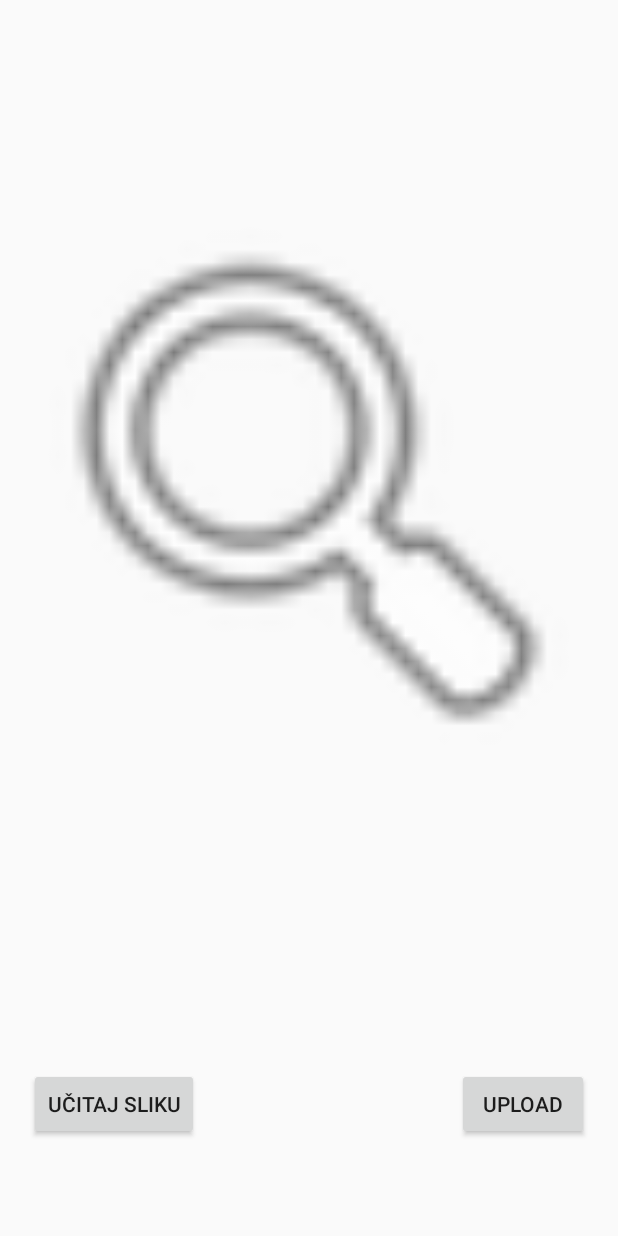
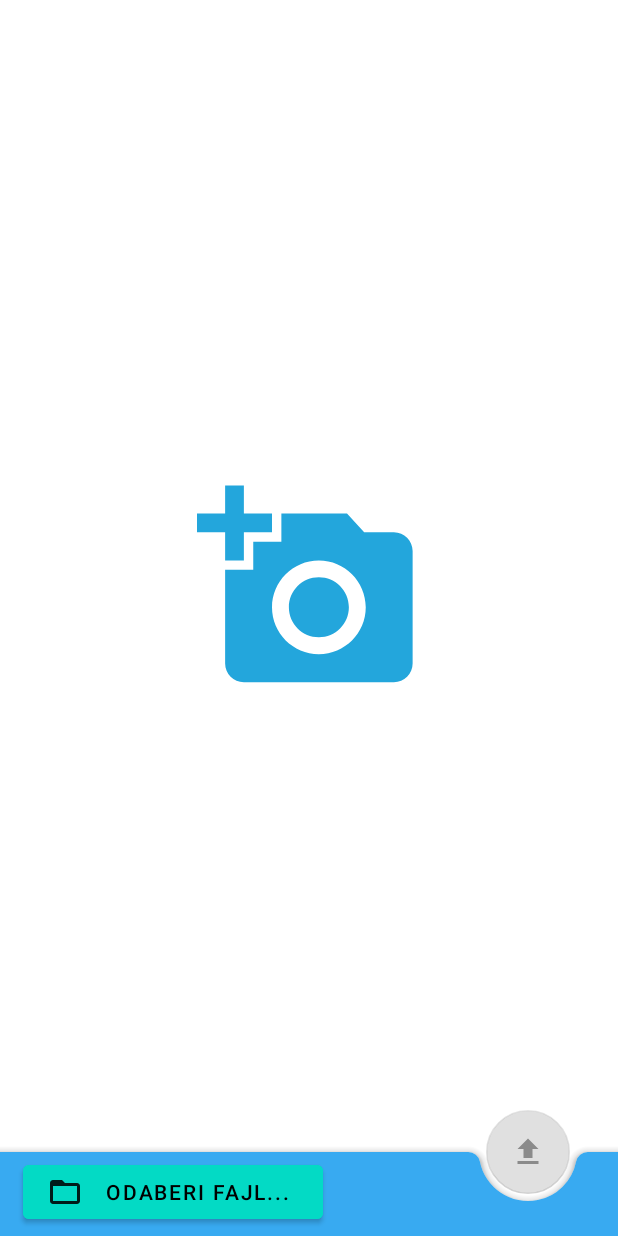
Before and after one commit to jovanmhn/Revizija, an Android app: the UploadActivity screen opened directly, with no data from a screen before it, on a phone screen of 412 x 824 dp. Run offline under Robolectric (Android 15) with nearby library versions, the phone set to English and light mode, and no system bars.

Commit message:
C# master race

```diff
--- a/app/build.gradle
+++ b/app/build.gradle
@@ -39,4 +39,5 @@ dependencies {
     androidTestImplementation 'androidx.test.ext:junit:1.1.1'
     androidTestImplementation 'androidx.test.espresso:espresso-core:3.2.0'
     implementation project(path: ':app:klase')
+    implementation 'com.google.android.material:material:1.1.0'
 }
--- a/app/src/main/java/com/example/revizija/Activities/UploadActivity.java
+++ b/app/src/main/java/com/example/revizija/Activities/UploadActivity.java
@@ -25,6 +25,8 @@ import androidx.appcompat.app.AppCompatActivity;
 import com.example.revizija.Adapters.KlijentiAdapter;
 import com.example.revizija.Classes.API;
 import com.example.revizija.R;
+import com.google.android.material.dialog.MaterialAlertDialogBuilder;
+import com.google.android.material.floatingactionbutton.FloatingActionButton;
 
 import java.io.ByteArrayInputStream;
 import java.io.ByteArrayOutputStream;
@@ -34,14 +36,14 @@ public class UploadActivity extends AppCompatActivity
 {
     ImageView iv;
     Button btnLoad;
-    Button btnUpload;
+    FloatingActionButton btnUpload;
     String image;
     String naziv_fajla;
     @Override
     protected void onCreate(@Nullable Bundle savedInstanceState)
     {
         super.onCreate(savedInstanceState);
-        setContentView(R.layout.activity_upload);
+        setContentView(R.layout.material_upload);
         iv = findViewById(R.id.imageViewUpload);
         btnLoad = findViewById(R.id.buttonLoad);
         btnUpload = findViewById(R.id.buttonUpload);
@@ -59,7 +61,6 @@ public class UploadActivity extends AppCompatActivity
                 startActivityForResult(photoPickerIntent, 1);
             }
         });
-
         btnUpload.setOnClickListener(new View.OnClickListener()
         {
             @Override
@@ -73,8 +74,8 @@ public class UploadActivity extends AppCompatActivity
                 image = Base64.encodeToString(imageInByte,Base64.DEFAULT);
 
                 //Alert dialog nebuloza
-                AlertDialog.Builder builder = new AlertDialog.Builder(UploadActivity.this);
-                builder.setTitle("Naziv");
+                MaterialAlertDialogBuilder builder = new MaterialAlertDialogBuilder(UploadActivity.this);
+                builder.setTitle("Unesi naziv:");
                 final EditText input = new EditText(UploadActivity.this);
                 input.setInputType(InputType.TYPE_CLASS_TEXT /*| InputType.TYPE_TEXT_VARIATION_PASSWORD*/);
                 builder.setView(input);
@@ -87,12 +88,21 @@ public class UploadActivity extends AppCompatActivity
                         thread.start();
                     }
                 });
+                builder.setNeutralButton("Odustani", new DialogInterface.OnClickListener()
+                {
+                    @Override
+                    public void onClick(DialogInterface dialogInterface, int i)
+                    {
+
+                    }
+                });
                 builder.show();
                 //
 
 
             }
         });
+        btnUpload.setEnabled(false);
     }
     public class UploadAsync extends Thread
     {
@@ -107,6 +117,14 @@ public class UploadActivity extends AppCompatActivity
         public void run()
         {
             Handler handler = new Handler(Looper.getMainLooper());
+            handler.post(new Runnable()
+            {
+                @Override
+                public void run()
+                {
+                    btnUpload.setEnabled(false);
+                }
+            });
             API.LoginResult result = API.UploadImage(52,image, Naziv);
             if(result == API.LoginResult.Failed)
             {
@@ -116,6 +134,7 @@ public class UploadActivity extends AppCompatActivity
                     public void run()
                     {
                         Toast.makeText(getApplicationContext(),"Doslo je do greske prilikom uploada", Toast.LENGTH_LONG).show();
+                        btnUpload.setEnabled(true);
                     }
                 });
 
@@ -128,6 +147,7 @@ public class UploadActivity extends AppCompatActivity
                     public void run()
                     {
                         Toast.makeText(getApplicationContext(),"upload uspjesan", Toast.LENGTH_LONG).show();
+                        btnUpload.setEnabled(true);
                     }
                 });
 
@@ -148,6 +168,7 @@ public class UploadActivity extends AppCompatActivity
             {
                 bitmap = BitmapFactory.decodeStream(getContentResolver().openInputStream(targetUri));
                 iv.setImageBitmap(bitmap);
+                btnUpload.setEnabled(true);
             } catch (FileNotFoundException e)
             {
                 // TODO Auto-generated catch block
--- /dev/null
+++ b/app/src/main/res/drawable/ic_add_a_photo_black_150dp.xml
@@ -0,0 +1,5 @@
+<vector android:height="150dp" android:tint="#23A6DC"
+    android:viewportHeight="24.0" android:viewportWidth="24.0"
+    android:width="150dp" xmlns:android="http://schemas.android.com/apk/res/android">
+    <path android:fillColor="#FF000000" android:pathData="M3,4L3,1h2v3h3v2L5,6v3L3,9L3,6L0,6L0,4h3zM6,10L6,7h3L9,4h7l1.83,2L21,6c1.1,0 2,0.9 2,2v12c0,1.1 -0.9,2 -2,2L5,22c-1.1,0 -2,-0.9 -2,-2L3,10h3zM13,19c2.76,0 5,-2.24 5,-5s-2.24,-5 -5,-5 -5,2.24 -5,5 2.24,5 5,5zM9.8,14c0,1.77 1.43,3.2 3.2,3.2s3.2,-1.43 3.2,-3.2 -1.43,-3.2 -3.2,-3.2 -3.2,1.43 -3.2,3.2z"/>
+</vector>
--- /dev/null
+++ b/app/src/main/res/drawable/ic_file_upload_black_24dp.xml
@@ -0,0 +1,5 @@
+<vector android:height="24dp" android:tint="#23A6DC"
+    android:viewportHeight="24.0" android:viewportWidth="24.0"
+    android:width="24dp" xmlns:android="http://schemas.android.com/apk/res/android">
+    <path android:fillColor="#FF000000" android:pathData="M9,16h6v-6h4l-7,-7 -7,7h4zM5,18h14v2L5,20z"/>
+</vector>
--- /dev/null
+++ b/app/src/main/res/drawable/ic_folder_open_black_24dp.xml
@@ -0,0 +1,5 @@
+<vector android:height="24dp" android:tint="#23A6DC"
+    android:viewportHeight="24.0" android:viewportWidth="24.0"
+    android:width="24dp" xmlns:android="http://schemas.android.com/apk/res/android">
+    <path android:fillColor="#FF000000" android:pathData="M20,6h-8l-2,-2L4,4c-1.1,0 -1.99,0.9 -1.99,2L2,18c0,1.1 0.9,2 2,2h16c1.1,0 2,-0.9 2,-2L22,8c0,-1.1 -0.9,-2 -2,-2zM20,18L4,18L4,8h16v10z"/>
+</vector>
--- /dev/null
+++ b/app/src/main/res/drawable/upload_disabled.xml
@@ -0,0 +1,5 @@
+<vector android:height="24dp" android:tint="#7B7B7B"
+    android:viewportHeight="24.0" android:viewportWidth="24.0"
+    android:width="24dp" xmlns:android="http://schemas.android.com/apk/res/android">
+    <path android:fillColor="#FF000000" android:pathData="M9,16h6v-6h4l-7,-7 -7,7h4zM5,18h14v2L5,20z"/>
+</vector>
--- /dev/null
+++ b/app/src/main/res/drawable/upload_selector.xml
@@ -0,0 +1,10 @@
+<?xml version="1.0" encoding="utf-8"?>
+<selector xmlns:android="http://schemas.android.com/apk/res/android">
+    <item android:drawable="@drawable/ic_file_upload_black_24dp"
+        android:state_enabled="true"
+        />
+    <item android:drawable="@drawable/upload_disabled"
+        android:state_enabled="false"
+        />
+    <item android:drawable="@drawable/ic_file_upload_black_24dp"/>
+</selector>
--- a/app/src/main/res/layout/activity_main.xml
+++ b/app/src/main/res/layout/activity_main.xml
@@ -45,6 +45,8 @@
         android:layout_width="155dp"
         android:layout_height="60dp"
         android:layout_marginTop="16dp"
+        android:backgroundTint="@color/ic_launcher_background"
+        android:backgroundTintMode="src_in"
         android:text="@string/btn_login"
         app:layout_constraintEnd_toEndOf="parent"
         app:layout_constraintStart_toStartOf="parent"
--- /dev/null
+++ b/app/src/main/res/layout/material_upload.xml
@@ -0,0 +1,52 @@
+<androidx.coordinatorlayout.widget.CoordinatorLayout
+    xmlns:android="http://schemas.android.com/apk/res/android"
+    xmlns:app="http://schemas.android.com/apk/res-auto"
+    xmlns:tools="http://schemas.android.com/tools"
+    android:layout_width="match_parent"
+    android:layout_height="match_parent">
+
+    <!-- Other components and views -->
+    <ImageView
+        android:id="@+id/imageViewUpload"
+        android:layout_width="match_parent"
+        android:layout_height="match_parent"
+        android:scaleType="center"
+        app:srcCompat="@drawable/ic_add_a_photo_black_150dp"
+        android:layout_marginBottom="50dp"
+        android:layout_marginTop="10dp"
+        android:layout_marginLeft="10dp"
+        android:layout_marginRight="10dp"/>
+
+    <com.google.android.material.bottomappbar.BottomAppBar
+        android:id="@+id/bar"
+        android:layout_width="match_parent"
+        android:layout_height="wrap_content"
+        android:layout_gravity="bottom"
+        android:backgroundTint="@color/colorPrimary"
+        app:fabAlignmentMode="end"/>
+        <!--app:navigationIcon="@drawable/ic_menu_24"/> -->
+
+    <com.google.android.material.floatingactionbutton.FloatingActionButton
+        android:id="@+id/buttonUpload"
+        android:layout_width="wrap_content"
+        android:layout_height="wrap_content"
+        android:src="@drawable/upload_selector"
+        app:layout_anchor="@id/bar"/>
+
+    <com.google.android.material.button.MaterialButton
+        android:id="@+id/buttonLoad"
+        android:layout_width="200dp"
+        android:layout_height="wrap_content"
+        android:layout_gravity="bottom"
+        android:layout_marginStart="15dp"
+        android:layout_marginBottom="5dp"
+        android:backgroundTint="@color/colorAccent"
+        android:text="Odaberi fajl..."
+        android:textColor="@color/design_default_color_on_secondary"
+        app:icon="@drawable/ic_folder_open_black_24dp"
+        app:iconTint="@color/material_on_background_emphasis_high_type" />
+
+
+
+
+</androidx.coordinatorlayout.widget.CoordinatorLayout>
--- a/app/src/main/res/values/colors.xml
+++ b/app/src/main/res/values/colors.xml
@@ -1,6 +1,6 @@
 <?xml version="1.0" encoding="utf-8"?>
 <resources>
-    <color name="colorPrimary">#6200EE</color>
+    <color name="colorPrimary">#C70093EE</color>
     <color name="colorPrimaryDark">#3700B3</color>
     <color name="colorAccent">#03DAC5</color>
 </resources>
--- a/app/src/main/res/values/styles.xml
+++ b/app/src/main/res/values/styles.xml
@@ -1,13 +1,13 @@
 <resources>
 
     <!-- Base application theme. -->
-    <style name="AppTheme" parent="Theme.AppCompat.Light.DarkActionBar">
+    <style name="AppTheme" parent="Theme.MaterialComponents.Light.NoActionBar">
         <!-- Customize your theme here. -->
         <item name="colorPrimary">@color/colorPrimary</item>
         <item name="colorPrimaryDark">@color/colorPrimaryDark</item>
         <item name="colorAccent">@color/colorAccent</item>
     </style>
-    <style name="AppTheme.NoActionBar">
+    <style name="AppTheme.NoActionBar" parent="AppTheme">
         <item name="windowActionBar">false</item>
         <item name="windowNoTitle">true</item>
     </style>
```
